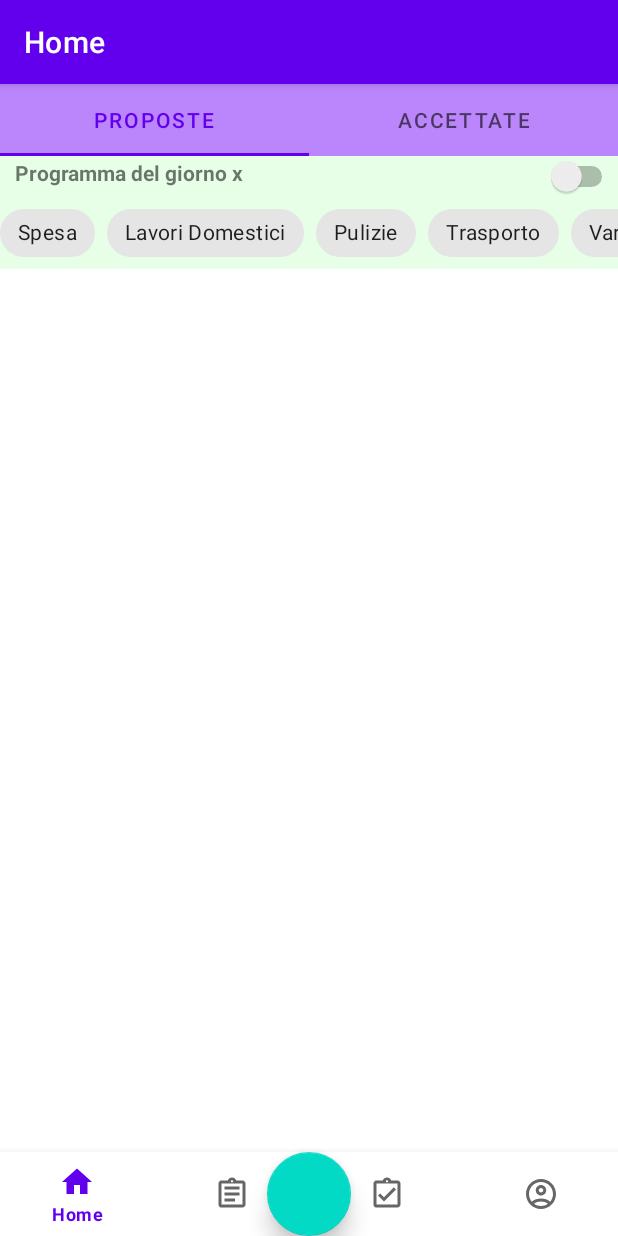
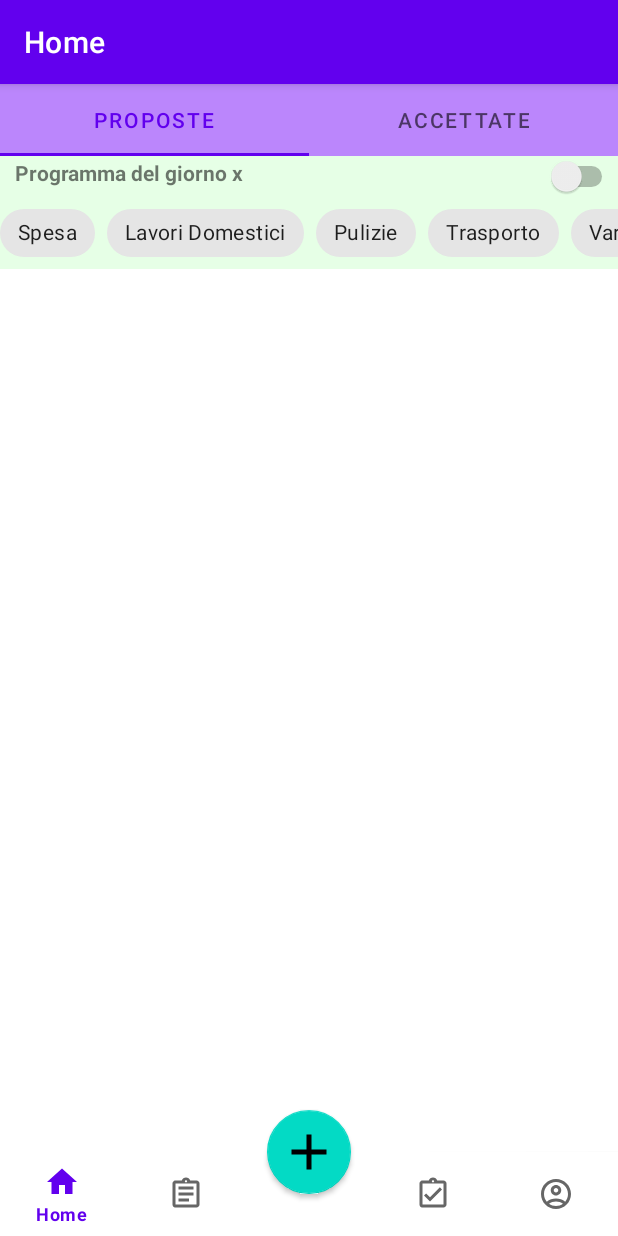
Before and after one commit to Martino-Pistellato/BeKind, an Android app built with Jetpack Compose: the screen it shows after launch once a user with an empty profile is signed in (BottomBar), on a phone screen of 412 x 824 dp. Run offline under Robolectric (Android 15) with nearby library versions, the phone set to English and light mode, and no system bars; our stand-ins replace Firebase (no records; nobody signed in at launch, a user with empty details on screens opened directly), navigation-ui.

Commit message:
piccole modifiche grafiche sulla bottom bar

```diff
--- a/app/src/main/java/com/example/bekind_v2/UILayer/BottomBar.java
+++ b/app/src/main/java/com/example/bekind_v2/UILayer/BottomBar.java
@@ -67,7 +67,6 @@ public class BottomBar extends AppCompatActivity {
         NavigationUI.setupWithNavController(binding.navView, navController);
         bottomBarViewModel = new ViewModelProvider(this).get(BottomBarViewModel.class);
         postsViewModel = new ViewModelProvider(this).get(PostsViewModel.class);
-
         Utilities.SharedViewModel.proposalsViewModel = new ViewModelProvider(this).get(ProposalsViewModel.class);
         Utilities.SharedViewModel.day = LocalDate.now();
         Utilities.SharedViewModel.filters = new ArrayList<>();
--- /dev/null
+++ b/app/src/main/res/drawable/ic_add_24.xml
@@ -0,0 +1,5 @@
+<vector android:height="24dp" android:tint="#000000"
+    android:viewportHeight="24" android:viewportWidth="24"
+    android:width="24dp" xmlns:android="http://schemas.android.com/apk/res/android">
+    <path android:fillColor="@android:color/white" android:pathData="M19,13h-6v6h-2v-6H5v-2h6V5h2v6h6v2z"/>
+</vector>
--- a/app/src/main/res/layout/activity_bottom_bar.xml
+++ b/app/src/main/res/layout/activity_bottom_bar.xml
@@ -15,17 +15,22 @@
         app:layout_constraintBottom_toBottomOf="parent"
         app:layout_constraintLeft_toLeftOf="parent"
         app:layout_constraintRight_toRightOf="parent"
-        app:menu="@menu/bottom_nav_menu" />
+        app:menu="@menu/bottom_nav_menu"
+        app:elevation="1dp"
+        />
 
     <com.google.android.material.floatingactionbutton.FloatingActionButton
         android:id="@+id/add_proposal_btn"
         android:layout_width="wrap_content"
         android:layout_height="wrap_content"
-        app:elevation="9dp"
+        app:elevation="2dp"
+        android:src="@drawable/ic_add_24"
+        app:maxImageSize="40dp"
         app:layout_constraintLeft_toLeftOf="parent"
         app:layout_constraintRight_toRightOf="parent"
-        app:layout_constraintBottom_toBottomOf="@id/nav_view"/>
-
+        app:layout_constraintBottom_toTopOf="@id/nav_view"
+        app:layout_constraintTop_toTopOf="@id/nav_view"
+        android:contentDescription="Add button" />
 
     <fragment
         android:id="@+id/nav_host_fragment"
@@ -37,9 +42,6 @@
         app:layout_constraintHorizontal_bias="0.0"
         app:layout_constraintTop_toTopOf="parent"
         app:layout_constraintVertical_bias="1.0"
-        app:navGraph="@navigation/mobile_navigation"
-        />
-
-
+        app:navGraph="@navigation/mobile_navigation" />
 
 </androidx.constraintlayout.widget.ConstraintLayout>
--- a/app/src/main/res/menu/bottom_nav_menu.xml
+++ b/app/src/main/res/menu/bottom_nav_menu.xml
@@ -11,7 +11,11 @@
         android:icon="@drawable/ic_dashboard_black_24dp"
         android:title="@string/title_available" />
 
-    <!-- TODO: add a blak space-->
+    <item
+        android:id="@+id/navigation_blank"
+        android:clickable="false"
+        android:contextClickable="false"
+        android:title="Blank" />
 
     <item
         android:id="@+id/navigation_dashboard"
```
